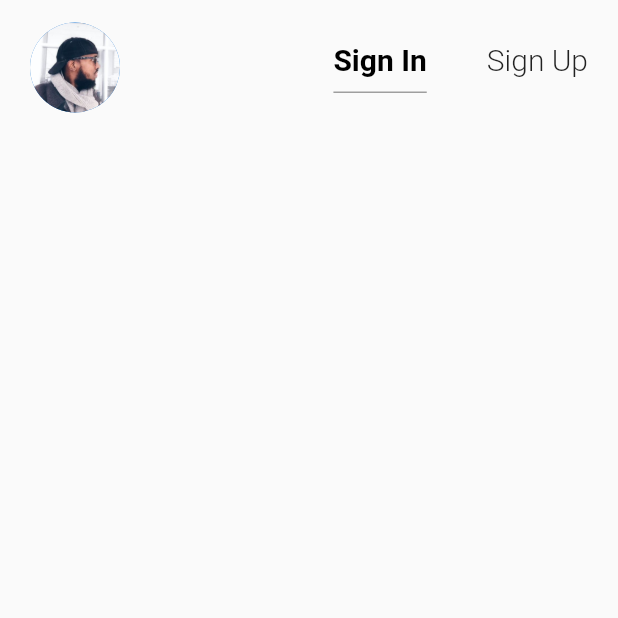
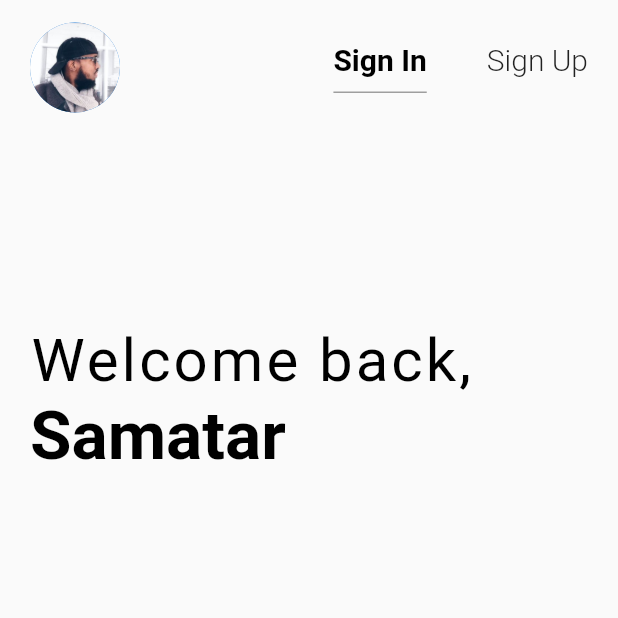
Before and after one commit to SamatarCodes/Signup_page, a Flutter app: the screen it shows after launch, on a phone screen of 412 x 824 dp, the top half of it. Run offline on Flutter 3.47's test engine with Material 2 defaults, Android fonts, the phone set to English and light mode, and no system bars.

Commit message:
added welcome text

```diff
--- a/lib/login_page.dart
+++ b/lib/login_page.dart
@@ -57,6 +57,33 @@ class LoginPage extends StatelessWidget {
                 ],
               ),
             ),
+            Spacer(),
+            Padding(
+              padding: const EdgeInsets.symmetric(horizontal: 20.0),
+              child: Row(
+                children: <Widget>[
+                  Container(
+                    decoration: BoxDecoration(),
+                    child: RichText(
+                      text: TextSpan(children: [
+                        TextSpan(
+                          text: "Welcome back,\n",
+                          style: Theme.of(context).textTheme.display1,
+                        ),
+                        TextSpan(
+                          text: "Samatar",
+                          style: Theme.of(context).textTheme.display2,
+                        ),
+                      ]),
+                    ),
+                  ),
+                ],
+              ),
+            ),
+            Spacer(),
+            Spacer(),
+            Spacer(),
+            Spacer(),
           ],
         ),
       ),
--- a/lib/main.dart
+++ b/lib/main.dart
@@ -13,6 +13,16 @@ class MyApp extends StatelessWidget {
       theme: ThemeData(
         primarySwatch: Colors.blue,
         textTheme: TextTheme(
+          display1: TextStyle(
+            color: Colors.black,
+            fontWeight: FontWeight.w400,
+            letterSpacing: 2.0,
+            fontSize: 40.0,
+          ),
+          display2: TextStyle(
+            color: Colors.black,
+            fontWeight: FontWeight.w600,
+          ),
           button: TextStyle(color: kButtonColor),
           headline: TextStyle(
             color: Colors.black,
```
